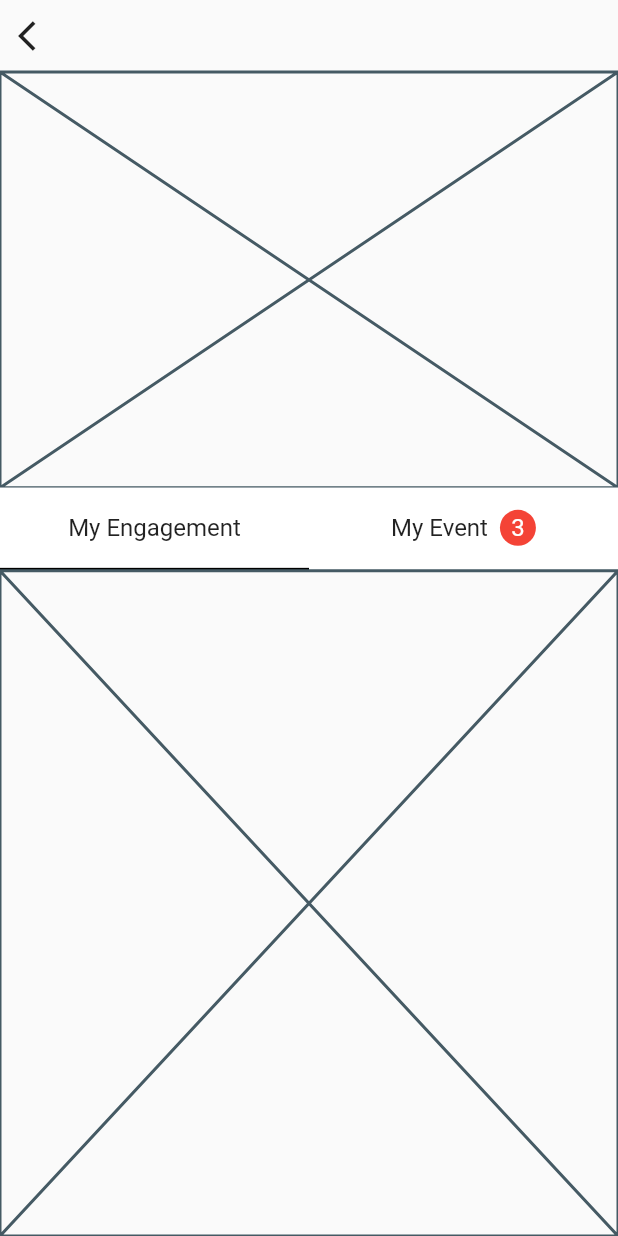
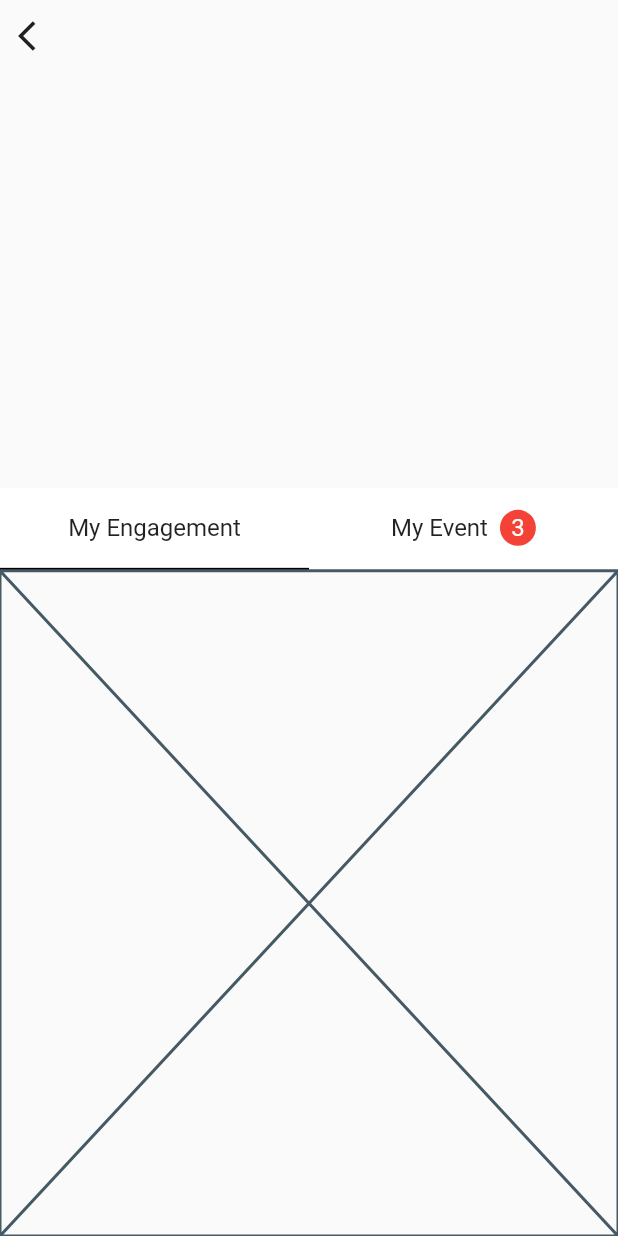
Before and after one commit to JAICHANGPARK/flutter_notebook_11th_story, a Flutter app: the IrysProfilePage screen opened directly, on a phone screen of 412 x 824 dp. Run offline on Flutter 3.47's test engine with Material 2 defaults, Android fonts, the phone set to English and light mode, and no system bars; our stand-ins replace backdrop, badges, flutter_inner_drawer, flutter_slidable, flutter_swiper, google_fonts; network calls fail.

Commit message:
Update irys_profile_page.dart

```diff
--- a/lib/ep727_irys_mobile_app/ui/irys_profile_page.dart
+++ b/lib/ep727_irys_mobile_app/ui/irys_profile_page.dart
@@ -21,7 +21,11 @@ class _IrysProfilePageState extends State<IrysProfilePage> {
                 },
                 icon: Icon(Icons.arrow_back_ios)),
             Expanded(
-              child: Placeholder(),
+              child: Column(
+                children: [
+
+                ],
+              ),
               flex: 5,
             ),
             Expanded(
@@ -46,7 +50,7 @@ class _IrysProfilePageState extends State<IrysProfilePage> {
                             Spacer(),
                             Container(
                               height: 2,
-                              color: Colors.black,
+                              color: _tabIndex == 0  ? Colors.black : Colors.transparent,
                             )
                           ],
                         ),
```
